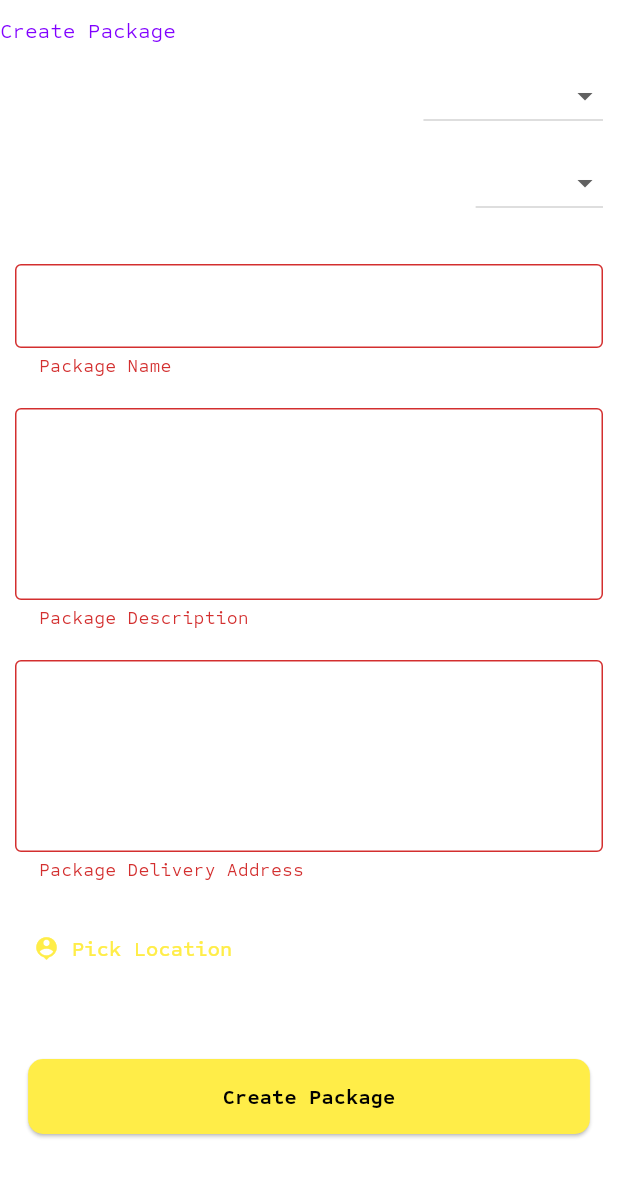
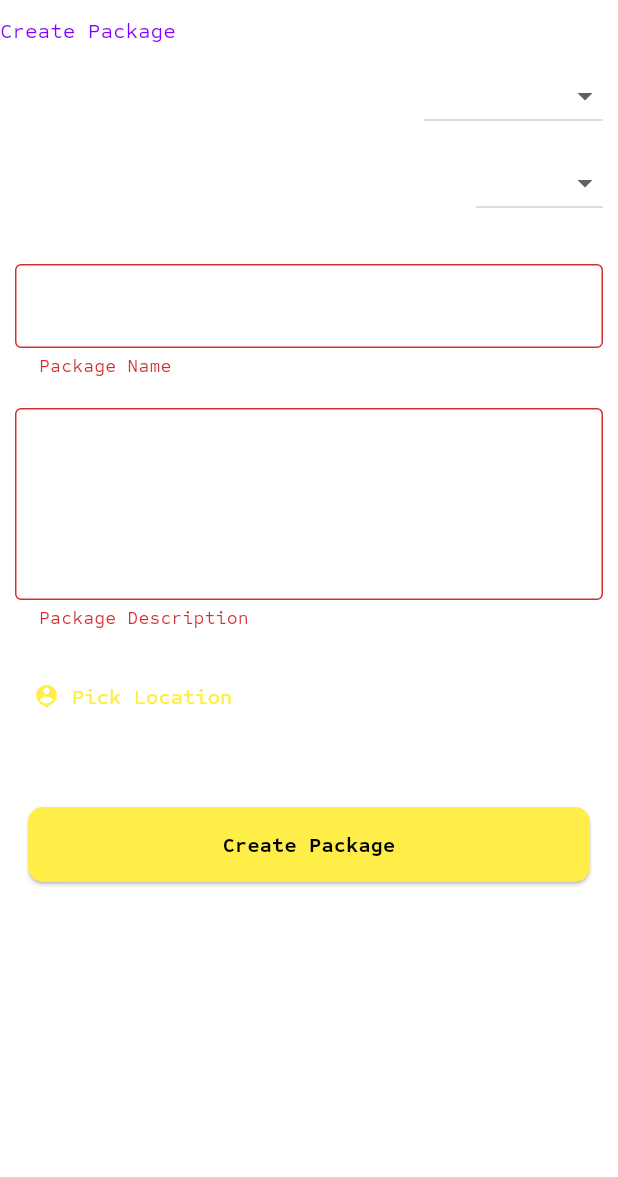
Before and after one commit to trey-rosius/Package-Delivery-Mobile-App, a Flutter app: the CreatePackageScreen screen opened by its route, on a phone screen of 412 x 824 dp. Shown: the top 1177 px of the screen. Run offline on Flutter 3.47's test engine with Material 3 defaults, Android fonts, the phone set to English and light mode, and no system bars; our stand-ins replace cached_network_image, fl_chart, flutter_svg, geolocator, go_router, google_maps_flutter and 3 more; missing offline and left inert: amplify_api, amplify_auth_cognito, amplify_core, amplify_flutter, amplify_storage_s3, aws_common and 3 more; accounts and stored records are empty.

Commit message:
more updateS

```diff
--- a/lib/main.dart
+++ b/lib/main.dart
@@ -223,7 +223,7 @@ class _MyAppState extends State<MyApp> {
 
                   ],
                   child:
-                  const CreatePackageScreen() ),
+                  const HomeScreen() ),
                  // HomeScreen() ),
         ),
       ],
--- a/lib/package/create_package_screen.dart
+++ b/lib/package/create_package_screen.dart
@@ -208,52 +208,7 @@ class _CreatePackageScreenState extends State<CreatePackageScreen> {
                             },
                           ),
                         ),
-                        Container(
-                          margin: const EdgeInsets.only(top: 20),
-                          child: TextFormField(
-                            controller: packageRepo.deliveryAddressController,
-                            maxLines: 4,
-                            style: const TextStyle(color: Colors.white),
-                            decoration: InputDecoration(
-                              filled: false,
-                              border: OutlineInputBorder(
-                                borderSide: BorderSide(
-                                    color: (Colors.grey[700])!, width: 1),
 
-                              ),
-                              enabledBorder: OutlineInputBorder(
-                                borderSide: BorderSide(
-                                    color: (Colors.grey[700])!, width: 1),
-
-                              ),
-                              focusedBorder: OutlineInputBorder(
-                                borderSide: BorderSide(
-                                    color: Theme.of(context).primaryColor,
-                                    width: 1),
-
-                              ),
-                              disabledBorder: OutlineInputBorder(
-                                borderSide: BorderSide(
-                                    color: (Colors.grey[700])!, width: 1),
-
-                              ),
-                              labelText: 'Package Delivery Address',
-                              labelStyle: const TextStyle(color: Colors.white),
-                              hintText: "Package Delivery Address",
-                              hintStyle: TextStyle(
-                                color: Colors.grey[600],
-                                fontSize: 15,
-                                fontWeight: FontWeight.bold,
-                              ),
-                            ),
-                            validator: (value) {
-                              if (value == null || value.isEmpty) {
-                                return 'Package Delivery Address';
-                              }
-                              return null;
-                            },
-                          ),
-                        ),
 
                         Container(
                           margin: const EdgeInsets.only(top: 20),
@@ -303,33 +258,18 @@ class _CreatePackageScreenState extends State<CreatePackageScreen> {
 
 
 
-                                    /*
-                                              profileRepo
-                                                  .saveUserProfileDetails(
-                                                      widget.email)
+
+                                              packageRepo
+                                                  .createPackage(
+                                                      "2gsAPYsRwadD5qEwLPYFsbKs9Vc",)
                                                   .then((_) {
-                                                Navigator.push(context,
-                                                    MaterialPageRoute(
-                                                        builder: (context) {
-                                                  return MultiProvider(
-                                                    providers: [
-                                                      ChangeNotifierProvider(create: (BuildContext context) => SharedPrefsUtils.instance(),),
-                                                      ChangeNotifierProvider(
-                                                        create: (_) =>
-                                                            ProfileRepository
-                                                                .instance(),
-                                                      ),
-                                                      ChangeNotifierProvider(
-                                                        create: (_) =>
-                                                            TaskRepository.instance(),
-                                                      ),
-                                                    ],
-                                                    child: HomeScreen(),
-                                                  );
-                                                }));
+
+                                                    context.pushReplacement("/");
+
+
                                               });
 
-                  */
+
                                   }
                                 },
                                 child: const Text(
```
Also changed, not shown: lib/repos/package_repository.dart (+29 -11 lines).
